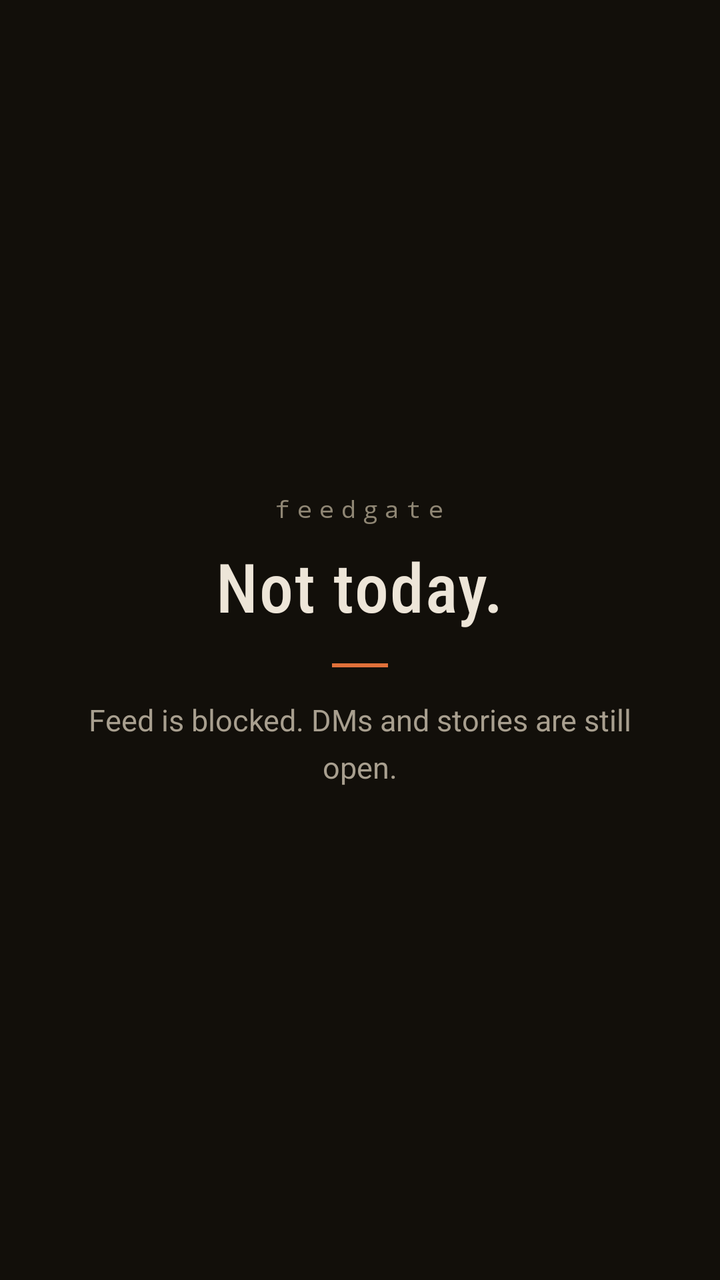
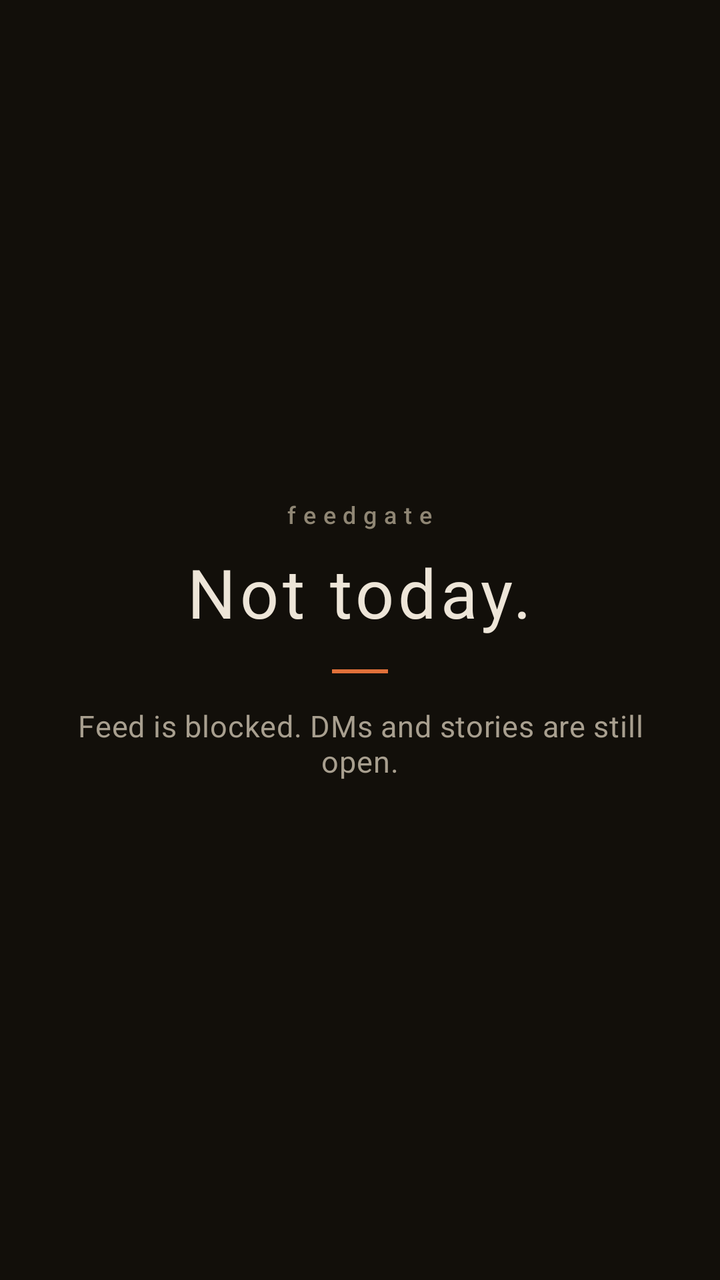

Screens rendered from an Android XML layout before and after an edit, with the pre-edit source and the edit as a unified diff.
<!-- AndroidManifest.xml: application theme Theme.FeedGate -->
<!-- res/layout/overlay_block.xml -->
<?xml version="1.0" encoding="utf-8"?>
<FrameLayout xmlns:android="http://schemas.android.com/apk/res/android"
    android:layout_width="match_parent"
    android:layout_height="match_parent"
    android:background="@color/overlay_scrim">

    <LinearLayout
        android:id="@+id/overlayContent"
        android:layout_width="match_parent"
        android:layout_height="wrap_content"
        android:layout_gravity="center"
        android:gravity="center_horizontal"
        android:orientation="vertical"
        android:paddingStart="@dimen/space_7"
        android:paddingEnd="@dimen/space_7">

        <TextView
            android:layout_width="wrap_content"
            android:layout_height="wrap_content"
            android:fontFamily="monospace"
            android:letterSpacing="0.3"
            android:text="@string/overlay_overline"
            android:textColor="@color/bone_faint"
            android:textSize="12sp" />

        <TextView
            android:layout_width="wrap_content"
            android:layout_height="wrap_content"
            android:layout_marginTop="@dimen/space_2"
            android:fontFamily="sans-serif-condensed-medium"
            android:letterSpacing="0.02"
            android:text="@string/overlay_title"
            android:textColor="@color/bone"
            android:textSize="34sp" />

        <View
            android:layout_width="28dp"
            android:layout_height="2dp"
            android:layout_marginTop="@dimen/space_4"
            android:background="@color/ember" />

        <TextView
            android:layout_width="wrap_content"
            android:layout_height="wrap_content"
            android:layout_marginTop="@dimen/space_4"
            android:gravity="center"
            android:lineSpacingMultiplier="1.3"
            android:text="@string/overlay_subtitle"
            android:textColor="@color/bone_dim"
            android:textSize="15sp" />
    </LinearLayout>
</FrameLayout>
<!-- resources referenced by this layout -->
<resources>
  <color name="bone">#EDE5D8</color>
  <color name="bone_dim">#A89F8F</color>
  <color name="bone_faint">#8F8674</color>
  <color name="ember">#E0703A</color>
  <color name="overlay_scrim">#F5120F0B</color>
  <dimen name="space_2">8dp</dimen>
  <dimen name="space_4">16dp</dimen>
  <dimen name="space_7">32dp</dimen>
  <string name="overlay_overline">feedgate</string>
  <string name="overlay_subtitle">Feed is blocked. DMs and stories are still open.</string>
  <string name="overlay_title">Not today.</string>
  <style name="Theme.FeedGate" parent="Theme.Material3.Dark.NoActionBar">
          <item name="android:windowBackground">@color/ink</item>
          <item name="android:statusBarColor">@color/ink</item>
          <item name="android:navigationBarColor">@color/ink</item>
  
          <item name="colorPrimary">@color/ember</item>
          <item name="colorOnPrimary">@color/ink</item>
          <item name="colorSurface">@color/ink_raised</item>
          <item name="colorOnSurface">@color/bone</item>
          <item name="colorOnSurfaceVariant">@color/bone_dim</item>
          <item name="colorOutline">@color/hairline</item>
  
          <item name="materialCardViewStyle">@style/Widget.FeedGate.Card</item>
          <item name="android:textColorPrimary">@color/bone</item>
          <item name="android:textColorSecondary">@color/bone_dim</item>
      </style>
  <color name="ink">#14110C</color>
  <color name="ink_raised">#1D1914</color>
  <color name="hairline">#2E281F</color>
  <style name="Widget.FeedGate.Card" parent="Widget.Material3.CardView.Outlined">
          <item name="cardBackgroundColor">@color/ink_raised</item>
          <item name="strokeColor">@color/hairline</item>
          <item name="strokeWidth">1dp</item>
          <item name="cardCornerRadius">@dimen/card_radius</item>
          <item name="cardElevation">0dp</item>
      </style>
  <dimen name="card_radius">20dp</dimen>
</resources>

<!-- the commit's change to res/layout/overlay_block.xml (unified diff, before → after) -->
@@ -17,21 +17,15 @@
         <TextView
             android:layout_width="wrap_content"
             android:layout_height="wrap_content"
-            android:fontFamily="monospace"
-            android:letterSpacing="0.3"
             android:text="@string/overlay_overline"
-            android:textColor="@color/bone_faint"
-            android:textSize="12sp" />
+            android:textAppearance="@style/TextAppearance.FeedGate.Overline" />
 
         <TextView
             android:layout_width="wrap_content"
             android:layout_height="wrap_content"
             android:layout_marginTop="@dimen/space_2"
-            android:fontFamily="sans-serif-condensed-medium"
-            android:letterSpacing="0.02"
             android:text="@string/overlay_title"
-            android:textColor="@color/bone"
-            android:textSize="34sp" />
+            android:textAppearance="@style/TextAppearance.FeedGate.Display" />
 
         <View
             android:layout_width="28dp"
@@ -44,9 +38,8 @@
             android:layout_height="wrap_content"
             android:layout_marginTop="@dimen/space_4"
             android:gravity="center"
-            android:lineSpacingMultiplier="1.3"
             android:text="@string/overlay_subtitle"
-            android:textColor="@color/bone_dim"
-            android:textSize="15sp" />
+            android:textAppearance="@style/TextAppearance.FeedGate.Body"
+            android:textColor="@color/bone_dim" />
     </LinearLayout>
 </FrameLayout>
<!-- resource entries referenced after the edit -->
@@ -1,8 +1,6 @@
 <!-- resources referenced by this layout -->
 <resources>
-  <color name="bone">#EDE5D8</color>
   <color name="bone_dim">#A89F8F</color>
-  <color name="bone_faint">#8F8674</color>
   <color name="ember">#E0703A</color>
   <color name="overlay_scrim">#F5120F0B</color>
   <dimen name="space_2">8dp</dimen>
@@ -11,6 +9,23 @@
   <string name="overlay_overline">feedgate</string>
   <string name="overlay_subtitle">Feed is blocked. DMs and stories are still open.</string>
   <string name="overlay_title">Not today.</string>
+  <style name="TextAppearance.FeedGate.Body" parent="TextAppearance.Material3.BodyMedium">
+          <item name="android:textSize">15sp</item>
+          <item name="android:textColor">@color/bone</item>
+          <item name="android:lineSpacingMultiplier">1.15</item>
+      </style>
+  <style name="TextAppearance.FeedGate.Display" parent="TextAppearance.Material3.HeadlineLarge">
+          <item name="android:fontFamily">sans-serif-condensed-medium</item>
+          <item name="android:textSize">34sp</item>
+          <item name="android:textColor">@color/bone</item>
+          <item name="android:letterSpacing">0.06</item>
+      </style>
+  <style name="TextAppearance.FeedGate.Overline" parent="TextAppearance.Material3.LabelSmall">
+          <item name="android:fontFamily">monospace</item>
+          <item name="android:textSize">12sp</item>
+          <item name="android:textColor">@color/bone_faint</item>
+          <item name="android:letterSpacing">0.3</item>
+      </style>
   <style name="Theme.FeedGate" parent="Theme.Material3.Dark.NoActionBar">
           <item name="android:windowBackground">@color/ink</item>
           <item name="android:statusBarColor">@color/ink</item>
@@ -27,6 +42,8 @@
           <item name="android:textColorPrimary">@color/bone</item>
           <item name="android:textColorSecondary">@color/bone_dim</item>
       </style>
+  <color name="bone">#EDE5D8</color>
+  <color name="bone_faint">#8F8674</color>
   <color name="ink">#14110C</color>
   <color name="ink_raised">#1D1914</color>
   <color name="hairline">#2E281F</color>
